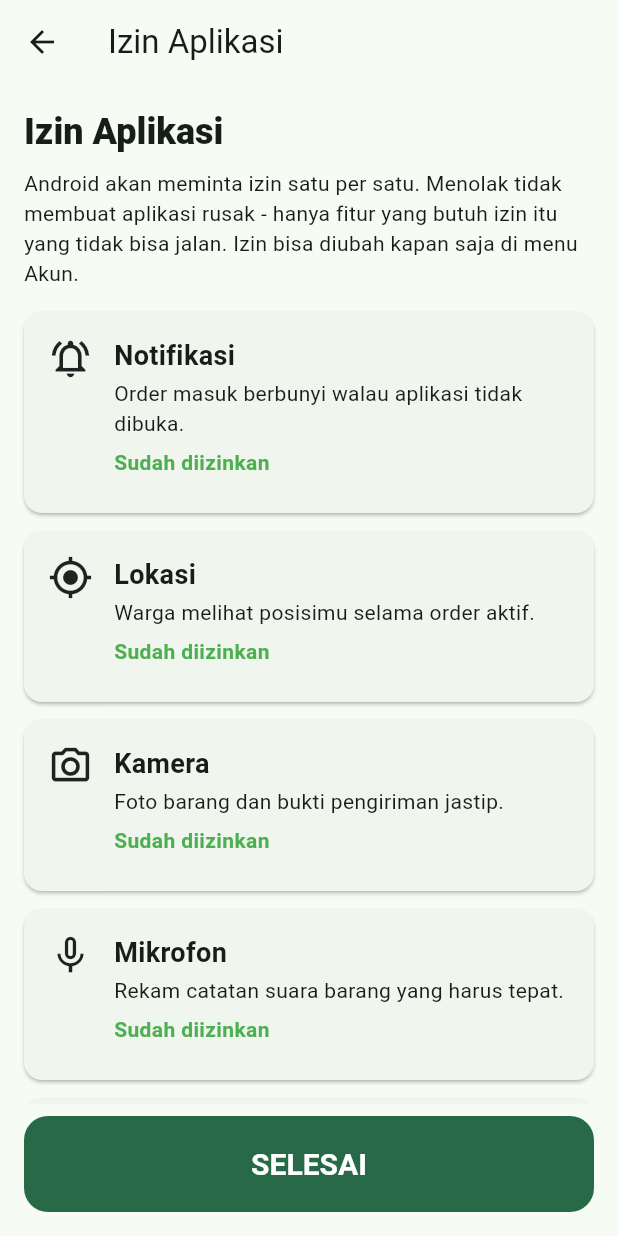
After one commit to Arjuna119232/karta-kubar, a Flutter app: the IzinScreen screen opened directly, on a phone screen of 412 x 824 dp. The commit adds this screen. Run offline on Flutter 3.47's test engine with Material 3 defaults, Android fonts, the phone set to English and light mode, and no system bars; our stand-ins replace cross_file, firebase_core, firebase_messaging, flutter_local_notifications, flutter_riverpod, flutter_svg and 9 more; accounts and stored records are empty; project files that could hold a hidden picture were left out.

Commit message:
feat(mitra): halaman izin aplikasi (kamera, lokasi, mikrofon, notifikasi, perangkat sekitar, telepon, foto-video, kontak, data-file) + 17 izin manifest

```diff
--- a/apps/mitra/lib/main.dart
+++ b/apps/mitra/lib/main.dart
@@ -4,6 +4,7 @@ import 'package:supabase_flutter/supabase_flutter.dart';
 
 import 'core/config.dart';
 import 'core/theme.dart';
+import 'screens/izin_screen.dart';
 import 'screens/login_screen.dart';
 import 'screens/shell.dart';
 import 'services/notification_service.dart';
@@ -33,7 +34,9 @@ class MitraApp extends StatelessWidget {
       theme: buildTheme(Brightness.light),
       darkTheme: buildTheme(Brightness.dark),
       themeMode: s.themeMode,
-      home: s.loggedIn ? const Shell() : const LoginScreen(),
+      home: s.loggedIn
+          ? (s.izinBelumDitinjau ? const IzinScreen() : const Shell())
+          : const LoginScreen(),
     );
   }
 }
--- a/apps/mitra/lib/screens/account_screen.dart
+++ b/apps/mitra/lib/screens/account_screen.dart
@@ -2,6 +2,7 @@ import 'package:flutter/material.dart';
 import 'package:provider/provider.dart';
 
 import '../state/app_state.dart';
+import 'izin_screen.dart';
 import 'settings_screens.dart';
 import 'widgets.dart';
 
@@ -31,6 +32,7 @@ class AccountScreen extends StatelessWidget {
             onTap: () => go(const RatingsScreen()),
           ),
           ListTile(leading: const Icon(Icons.settings), title: const Text('Pengaturan'), onTap: () => go(const SettingsScreen())),
+          ListTile(leading: const Icon(Icons.lock_outline), title: const Text('Izin Aplikasi'), subtitle: const Text('Kamera, lokasi, notifikasi, dll'), onTap: () => go(const IzinScreen(saatMasuk: false))),
           ListTile(
             leading: const Icon(Icons.warning_amber_rounded, color: Colors.red),
             title: const Text('SOS Darurat', style: TextStyle(color: Colors.red, fontWeight: FontWeight.w700)),
--- /dev/null
+++ b/apps/mitra/lib/screens/izin_screen.dart
@@ -0,0 +1,186 @@
+import 'package:flutter/material.dart';
+import 'package:provider/provider.dart';
+
+import '../services/izin.dart';
+import '../state/app_state.dart';
+import 'widgets.dart';
+
+/// Halaman izin aplikasi.
+/// [saatMasuk] = true -> tampil otomatis sekali setelah login (bisa dilewati).
+/// [saatMasuk] = false -> dibuka manual dari menu Akun.
+class IzinScreen extends StatefulWidget {
+  const IzinScreen({super.key, this.saatMasuk = true});
+  final bool saatMasuk;
+
+  @override
+  State<IzinScreen> createState() => _IzinScreenState();
+}
+
+class _IzinScreenState extends State<IzinScreen> {
+  final Map<String, StatusIzin> _status = {};
+  String? _sibuk;
+
+  @override
+  void initState() {
+    super.initState();
+    _muatSemua();
+  }
+
+  Future<void> _muatSemua() async {
+    for (final it in daftarIzin) {
+      final s = it.manual ? StatusIzin.manual : await statusIzin(it.izin);
+      if (!mounted) return;
+      setState(() => _status[it.kunci] = s);
+    }
+  }
+
+  Future<void> _minta(ItemIzin it) async {
+    setState(() => _sibuk = it.kunci);
+    final s = it.manual ? StatusIzin.manual : await mintaIzin(it.izin);
+    if (!mounted) return;
+    setState(() {
+      _sibuk = null;
+      _status[it.kunci] = s;
+    });
+    if (s == StatusIzin.diblokir) {
+      toast(context, '${it.judul} diblokir Android. Buka lewat Pengaturan HP.');
+    }
+  }
+
+  void _tutup() {
+    final s = context.read<AppState>();
+    if (widget.saatMasuk) {
+      s.tandaiIzinDitinjau();
+    } else {
+      Navigator.of(context).pop();
+    }
+  }
+
+  @override
+  Widget build(BuildContext context) {
+    final keluar = widget.saatMasuk;
+    return Scaffold(
+      appBar: keluar
+          ? null
+          : AppBar(title: const Text('Izin Aplikasi')),
+      body: SafeArea(
+        child: Column(
+          children: [
+            Expanded(
+              child: ListView(
+                padding: const EdgeInsets.all(16),
+                children: [
+                  Text('Izin Aplikasi',
+                      style: Theme.of(context)
+                          .textTheme
+                          .headlineSmall
+                          ?.copyWith(fontWeight: FontWeight.w800)),
+                  const SizedBox(height: 8),
+                  const Text(
+                    'Android akan meminta izin satu per satu. Menolak tidak membuat '
+                    'aplikasi rusak - hanya fitur yang butuh izin itu yang tidak bisa jalan. '
+                    'Izin bisa diubah kapan saja di menu Akun.',
+                  ),
+                  const SizedBox(height: 16),
+                  for (final it in daftarIzin)
+                    _KartuIzin(
+                      item: it,
+                      status: _status[it.kunci],
+                      sibuk: _sibuk == it.kunci,
+                      onMinta: () => _minta(it),
+                    ),
+                  const SizedBox(height: 8),
+                  const Text(
+                    'Izin "Akses data & file" dibuka lewat Pengaturan HP karena jenisnya '
+                    'spesial (sistem memilih folder yang boleh dibuka aplikasi).',
+                    style: TextStyle(fontSize: 13),
+                  ),
+                ],
+              ),
+            ),
+            Padding(
+              padding: const EdgeInsets.fromLTRB(16, 8, 16, 16),
+              child: SizedBox(
+                width: double.infinity,
+                child: FilledButton(
+                  onPressed: _tutup,
+                  child: Text(keluar ? 'NANTI SAJA, LANJUT' : 'SELESAI'),
+                ),
+              ),
+            ),
+          ],
+        ),
+      ),
+    );
+  }
+}
+
+class _KartuIzin extends StatelessWidget {
+  const _KartuIzin({
+    required this.item,
+    required this.status,
+    required this.sibuk,
+    required this.onMinta,
+  });
+
+  final ItemIzin item;
+  final StatusIzin? status;
+  final bool sibuk;
+  final VoidCallback onMinta;
+
+  @override
+  Widget build(BuildContext context) {
+    final s = status ?? StatusIzin.belum;
+    final (label, warna) = switch (s) {
+      StatusIzin.sudah => ('Sudah diizinkan', Colors.green),
+      StatusIzin.ditolak => ('Ditolak', Colors.orange),
+      StatusIzin.diblokir => ('Diblokir Android', Colors.red),
+      StatusIzin.manual => ('lewat Pengaturan HP', Colors.blue),
+      StatusIzin.tidakTersedia => ('tidak tersedia di HP ini', Colors.grey),
+      StatusIzin.belum => ('belum diizinkan', Colors.grey),
+    };
+
+    return Card(
+      margin: const EdgeInsets.only(bottom: 12),
+      child: Padding(
+        padding: const EdgeInsets.all(16),
+        child: Row(
+          crossAxisAlignment: CrossAxisAlignment.start,
+          children: [
+            Icon(item.ikon, size: 30),
+            const SizedBox(width: 14),
+            Expanded(
+              child: Column(
+                crossAxisAlignment: CrossAxisAlignment.start,
+                children: [
+                  Text(item.judul,
+                      style: const TextStyle(
+                          fontSize: 18, fontWeight: FontWeight.w700)),
+                  const SizedBox(height: 2),
+                  Text(item.alasan),
+                  const SizedBox(height: 6),
+                  Text(label,
+                      style: TextStyle(color: warna, fontWeight: FontWeight.w600)),
+                  const SizedBox(height: 8),
+                  if (s != StatusIzin.sudah)
+                    OutlinedButton.icon(
+                      onPressed: sibuk ? null : onMinta,
+                      icon: sibuk
+                          ? const SizedBox(
+                              width: 18,
+                              height: 18,
+                              child: CircularProgressIndicator(strokeWidth: 2))
+                          : const Icon(Icons.lock_open_outlined),
+                      label: Text(s == StatusIzin.manual
+                          ? 'Buka Pengaturan HP'
+                          : 'Izinkan'),
+                    ),
+                ],
+              ),
+            ),
+          ],
+        ),
+      ),
+    );
+  }
+}
--- /dev/null
+++ b/apps/mitra/lib/services/izin.dart
@@ -0,0 +1,125 @@
+import 'package:flutter/material.dart';
+import 'package:permission_handler/permission_handler.dart';
+
+/// Status satu izin, jujur: tidak pernah menampilkan "diizinkan" yang palsu.
+enum StatusIzin { sudah, ditolak, diblokir, belum, manual, tidakTersedia }
+
+class ItemIzin {
+  const ItemIzin({
+    required this.kunci,
+    required this.judul,
+    required this.alasan,
+    required this.ikon,
+    required this.izin,
+    this.manual = false,
+  });
+
+  final String kunci;
+  final String judul;
+
+  /// Alasan singkat dalam bahasa warga, ditampilkan SEBELUM dialog Android muncul.
+  final String alasan;
+  final IconData ikon;
+  final Permission izin;
+
+  /// true = izin khusus yang tidak bisa lewat dialog, harus lewat Pengaturan HP.
+  final bool manual;
+}
+
+/// Urutan ini juga urutan permintaan ke Android: satu per satu, bukan numpuk.
+const daftarIzin = <ItemIzin>[
+  ItemIzin(
+    kunci: 'notifikasi',
+    judul: 'Notifikasi',
+    alasan: 'Order masuk berbunyi walau aplikasi tidak dibuka.',
+    ikon: Icons.notifications_active_outlined,
+    izin: Permission.notification,
+  ),
+  ItemIzin(
+    kunci: 'lokasi',
+    judul: 'Lokasi',
+    alasan: 'Warga melihat posisimu selama order aktif.',
+    ikon: Icons.my_location,
+    izin: Permission.locationWhenInUse,
+  ),
+  ItemIzin(
+    kunci: 'kamera',
+    judul: 'Kamera',
+    alasan: 'Foto barang dan bukti pengiriman jastip.',
+    ikon: Icons.photo_camera_outlined,
+    izin: Permission.camera,
+  ),
+  ItemIzin(
+    kunci: 'mikrofon',
+    judul: 'Mikrofon',
+    alasan: 'Rekam catatan suara barang yang harus tepat.',
+    ikon: Icons.mic_none,
+    izin: Permission.microphone,
+  ),
+  ItemIzin(
+    kunci: 'telepon',
+    judul: 'Telepon',
+    alasan: 'Telepon warga langsung dari layar order.',
+    ikon: Icons.call_outlined,
+    izin: Permission.phone,
+  ),
+  ItemIzin(
+    kunci: 'foto',
+    judul: 'Foto dan video',
+    alasan: 'Pilih foto atau video dari galeri untuk dilampirkan ke order.',
+    ikon: Icons.photo_library_outlined,
+    izin: Permission.photos,
+  ),
+  ItemIzin(
+    kunci: 'kontak',
+    judul: 'Kontak',
+    alasan: 'Simpan kontak warga agar order tidak salah kirim.',
+    ikon: Icons.contacts_outlined,
+    izin: Permission.contacts,
+  ),
+  ItemIzin(
+    kunci: 'sekitar',
+    judul: 'Perangkat di sekitar',
+    alasan: 'Notifikasi dari perangkat sekitar seperti printer atau Bluetooth.',
+    ikon: Icons.bluetooth,
+    izin: Permission.bluetoothScan,
+  ),
+  ItemIzin(
+    kunci: 'data',
+    judul: 'Akses data & file',
+    alasan: 'Simpan berkas lokal: cache order, foto bukti, dan riwayat.',
+    ikon: Icons.folder_outlined,
+    izin: Permission.manageExternalStorage,
+    manual: true,
+  ),
+];
+
+Future<StatusIzin> statusIzin(Permission p) async {
+  try {
+    final s = await p.status;
+    if (s.isGranted || s.isLimited) return StatusIzin.sudah;
+    if (s.isPermanentlyDenied || s.isRestricted) return StatusIzin.diblokir;
+    return StatusIzin.belum;
+  } catch (_) {
+    return StatusIzin.tidakTersedia;
+  }
+}
+
+Future<StatusIzin> mintaIzin(Permission p) async {
+  try {
+    final s = await p.request();
+    if (s.isGranted || s.isLimited) return StatusIzin.sudah;
+    if (s.isPermanentlyDenied || s.isRestricted) return StatusIzin.diblokir;
+    return StatusIzin.ditolak;
+  } catch (_) {
+    return StatusIzin.tidakTersedia;
+  }
+}
+
+Future<bool> bukaPengaturanIzin() async {
+  try {
+    return await openAppSettings();
+  } catch (_) {
+    return false;
+  }
+}
--- a/apps/mitra/lib/state/app_state.dart
+++ b/apps/mitra/lib/state/app_state.dart
@@ -18,6 +18,9 @@ class AppState extends ChangeNotifier {
   SharedPreferences? _p;
 
   bool loggedIn = false, online = false, loading = false, offlineMode = false;
+
+  /// true = halaman izin belum pernah dibuka (tampil sekali setelah login).
+  bool izinBelumDitinjau = false;
   String name = 'Mitra';
   String? error;
   List<Order> incoming = [], history = [];
@@ -40,6 +43,7 @@ class AppState extends ChangeNotifier {
     radiusKm = _p!.getDouble('radius') ?? 5;
     openHour = _p!.getInt('open') ?? 6;
     closeHour = _p!.getInt('close') ?? 22;
+    izinBelumDitinjau = _p!.getBool('izin_sheet_v1') != true;
     vehicleType = _p!.getString('vtype') ?? 'Motor';
     vehicleModel = _p!.getString('vmodel') ?? '';
     plate = _p!.getString('plate') ?? '';
@@ -96,6 +100,12 @@ class AppState extends ChangeNotifier {
       } catch (_) {}
     }
     await loadAll();
+  }
+
+  Future<void> tandaiIzinDitinjau() async {
+    izinBelumDitinjau = false;
+    await _p?.setBool('izin_sheet_v1', true);
+    notifyListeners();
   }
 
   Future<void> logout() async {
--- a/apps/mitra/pubspec.yaml
+++ b/apps/mitra/pubspec.yaml
@@ -1,10 +1,10 @@
 name: kunbar_mitra
 description: KUNBAR Mitra - aplikasi driver/kurir jastip & ojek
 publish_to: none
-version: 1.0.1+2
+version: 1.1.0+3
 
 environment:
-  sdk: '>=3.3.0 <4.0.0'
+  sdk: '>=3.6.0 <4.0.0'
 
 dependencies:
   flutter:
@@ -17,6 +17,7 @@ dependencies:
   url_launcher: ^6.3.0
   shared_preferences: ^2.2.3
   provider: ^6.1.2
+  permission_handler: ^13.0.2
   intl: ^0.19.0
 
 dev_dependencies:
```
Also changed, not shown: 1 other file.
